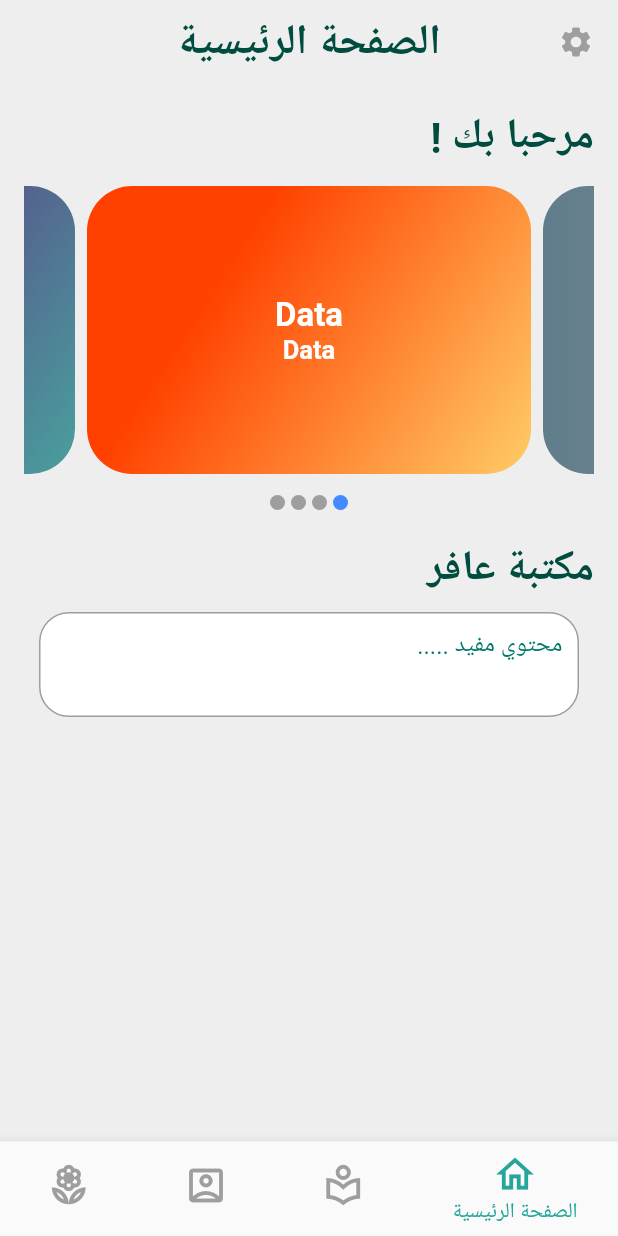
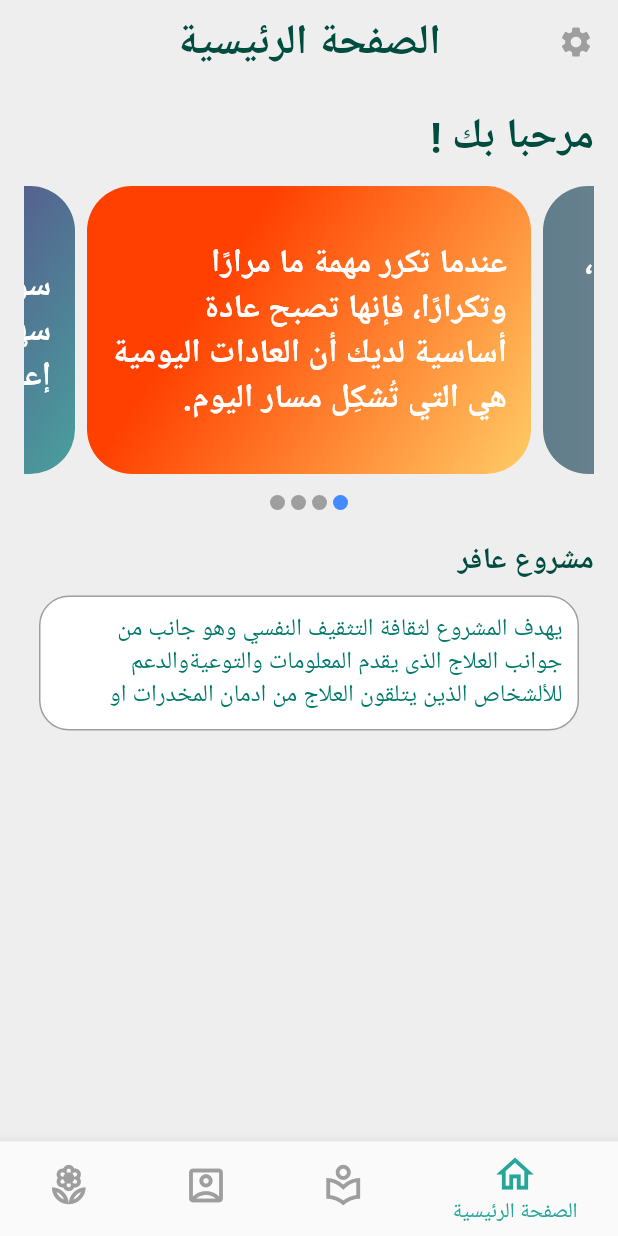
Before and after one commit to Elradi002/drug_app, a Flutter app: the screen it shows after launch, on a phone screen of 412 x 824 dp. Run offline on Flutter 3.47's test engine with Material 2 defaults, Android fonts, the phone set to English and light mode, and no system bars; drawn by our look-alikes of carousel_slider; our stand-ins replace shared_preferences; missing offline and left inert: article, shared_preferences_web; generated files the repository leaves out were written again.

Commit message:
last commit

```diff
--- a/lib/main.dart
+++ b/lib/main.dart
@@ -1,8 +1,7 @@
+import 'package:drug_app/screens/library_details_screen.dart';
 import 'package:drug_app/screens/tabs_screen.dart';
 import 'package:flutter/material.dart';
 import 'package:flutter_localizations/flutter_localizations.dart';
-
-import './screens/splash_screen.dart';
 
 void main() => runApp(const MyApp());
 
@@ -61,9 +60,11 @@ class _MyAppState extends State<MyApp> {
         Locale('ar', ''),
         //Locale('en', ''), // English, no country code
       ],
-      home: const SplashScreen(),
+      home: const TabsScreen(),
       routes: {
         TabsScreen.routeName: (context) => const TabsScreen(),
+        LibraryDetailsScreen.routeName: (context) =>
+            const LibraryDetailsScreen(),
       },
     );
   }
--- a/lib/models/items.dart
+++ b/lib/models/items.dart
@@ -20,20 +20,16 @@ class Item1 extends StatelessWidget {
               Color(0xffffcc66),
             ]),
       ),
-      child: Column(
-        mainAxisAlignment: MainAxisAlignment.center,
-        children: const <Widget>[
-          Text("Data",
+      child: const Padding(
+        padding: EdgeInsets.all(16.0),
+        child: Center(
+          child: Text(
+              "عندما تكرر مهمة ما مرارًا وتكرارًا، فإنها تصبح عادة أساسية لديك أن العادات اليومية هي التي تُشكِل مسار اليوم.",
               style: TextStyle(
                   color: Colors.white,
                   fontSize: 22.0,
-                  fontWeight: FontWeight.bold)),
-          Text("Data",
-              style: TextStyle(
-                  color: Colors.white,
-                  fontSize: 17.0,
                   fontWeight: FontWeight.w600)),
-        ],
+        ),
       ),
     );
   }
@@ -53,20 +49,16 @@ class Item2 extends StatelessWidget {
             stops: [0.3, 1],
             colors: [Color(0xff5f2c82), Color(0xff49a09d)]),
       ),
-      child: Column(
-        mainAxisAlignment: MainAxisAlignment.center,
-        children: const <Widget>[
-          Text("Data",
+      child: const Padding(
+        padding: EdgeInsets.all(16.0),
+        child: Center(
+          child: Text(
+              "سواء كنت تُكوِن عادات صعبة أو سهلة المِراس، فإن ما تفعله هو إعادة تنظيم مسار يومك.",
               style: TextStyle(
                   color: Colors.white,
                   fontSize: 22.0,
-                  fontWeight: FontWeight.bold)),
-          Text("Data",
-              style: TextStyle(
-                  color: Colors.white,
-                  fontSize: 17.0,
                   fontWeight: FontWeight.w600)),
-        ],
+        ),
       ),
     );
   }
@@ -92,9 +84,16 @@ class Item3 extends StatelessWidget {
               Color(0xffffcc66),
             ]),
       ),
-      child: Column(
-        mainAxisAlignment: MainAxisAlignment.center,
-        children: <Widget>[Text('data')],
+      child: const Padding(
+        padding: EdgeInsets.all(16.0),
+        child: Center(
+          child: Text(
+              "من الصعب التخلص من العادات السيئة، وقد يستغرق دماغك جهدًا أكبر لكسر تلك العادات، ولكن سرعان ما سيعتاد العقل على النمط الجديد ويستغنى تدريجيًا عن العادات القديمة السيئة مقابل الجديدة.",
+              style: TextStyle(
+                  color: Colors.white,
+                  fontSize: 22.0,
+                  fontWeight: FontWeight.w600)),
+        ),
       ),
     );
   }
@@ -110,20 +109,16 @@ class Item4 extends StatelessWidget {
         borderRadius: BorderRadius.all(Radius.circular(30)),
         gradient: LinearGradient(colors: [Colors.blueGrey, Colors.grey]),
       ),
-      child: Column(
-        mainAxisAlignment: MainAxisAlignment.center,
-        children: const <Widget>[
-          Text("Data",
+      child: const Padding(
+        padding: EdgeInsets.all(16.0),
+        child: Center(
+          child: Text(
+              " مهما كانت الأنماط المناسبة لك، فإن بناء العادات الجديدة يساعدك على البقاء بعيدًا عن المخدرات.",
               style: TextStyle(
                   color: Colors.white,
                   fontSize: 22.0,
-                  fontWeight: FontWeight.bold)),
-          Text("Data",
-              style: TextStyle(
-                  color: Colors.white,
-                  fontSize: 17.0,
                   fontWeight: FontWeight.w600)),
-        ],
+        ),
       ),
     );
   }
--- a/lib/screens/home.dart
+++ b/lib/screens/home.dart
@@ -37,11 +37,11 @@ class _HomeState extends State<Home> {
               const SizedBox(
                 height: 10,
               ),
-              SliderCard(),
-              SizedBox(
+              const SliderCard(),
+              const SizedBox(
                 height: 10,
               ),
-              const Text('مكتبة عافر', style: kXLargeTittle),
+              const Text('مشروع عافر', style: kLargeTittle),
               Container(
                 decoration: BoxDecoration(
                     color: Colors.white,
@@ -50,9 +50,9 @@ class _HomeState extends State<Home> {
                 margin: const EdgeInsets.all(10),
                 padding: const EdgeInsets.all(10),
                 width: 170,
-                height: 70,
+                height: 90,
                 child: const Text(
-                  'محتوي مفيد .....',
+                  'يهدف المشروع لثقافة التثقيف النفسي وهو جانب من جوانب العلاج الذى يقدم المعلومات والتوعيةوالدعم للألشخاص الذين يتلقون العلاج من ادمان المخدرات او الكحول او السلوكيات القهرية.',
                   style: kDetailsText,
                 ),
               )
--- a/lib/screens/splash_screen.dart
+++ b/lib/screens/splash_screen.dart
@@ -16,6 +16,7 @@ class _SplashScreenState extends State<SplashScreen> {
     });
     super.initState();
   }
+
   @override
   Widget build(BuildContext context) {
     return Scaffold(
```
Also changed, not shown: lib/screens/doctor_details_screen.dart (+8 -4 lines), lib/screens/library.dart (+8 -28 lines), lib/screens/library_details_screen.dart (+15 -5 lines), lib/screens/taafi.dart (+6 -4 lines).
